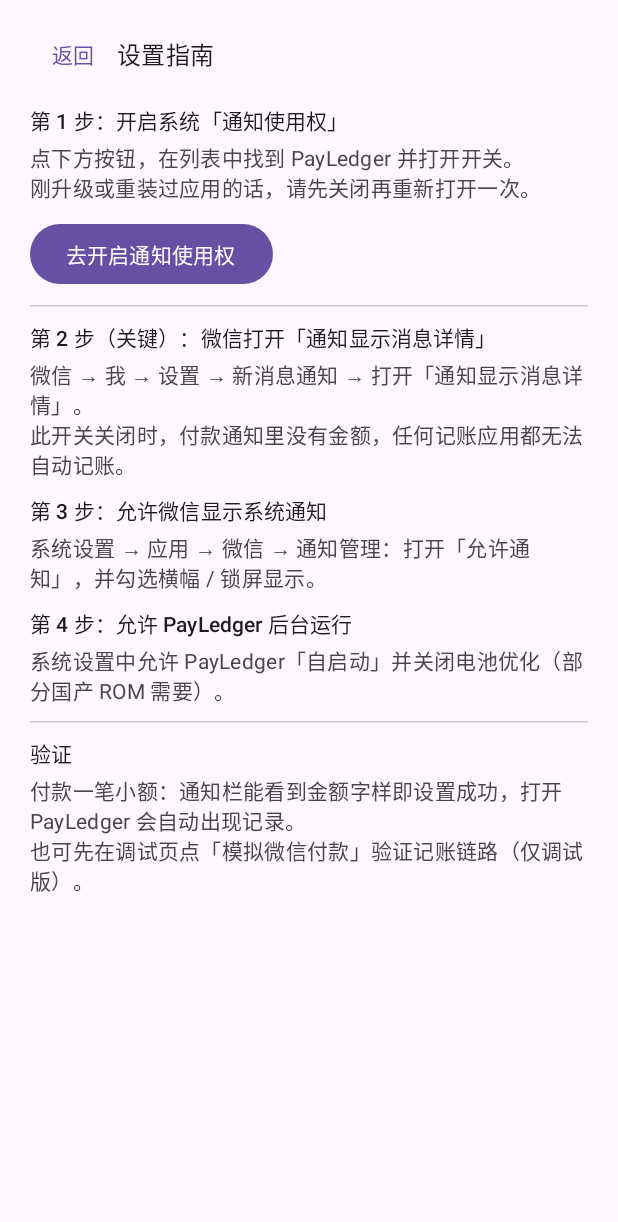
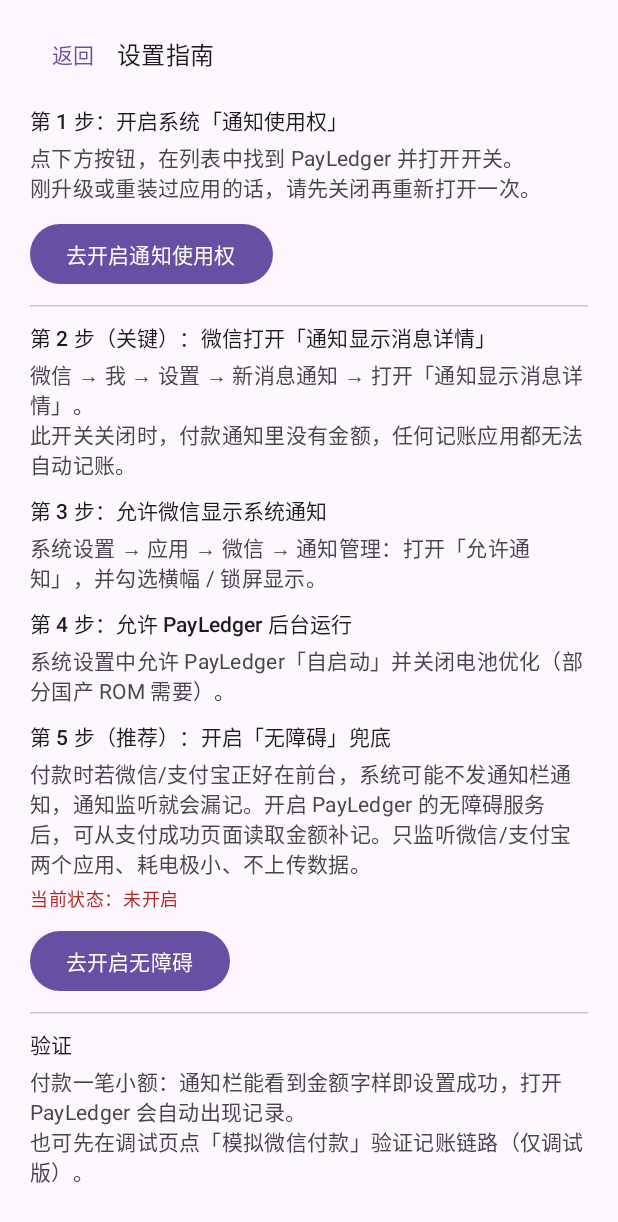
Before and after one commit to 163zhanghao163/pay-ledger, an Android app built with Jetpack Compose: the composable HelpScreen shown on its own in the app's theme, on a phone screen of 412 x 824 dp. Shown: the top 1222 px of the screen. Run offline under Robolectric (Android 15) with nearby library versions, the phone set to English and light mode, and no system bars.

Commit message:
feat: 无障碍兜底+RemoteViews 文本提取双通道捕获，调试缓冲 7 天保留与手动清空（v0.5.0）
- RemoteViews：微信/支付宝自定义布局通知渲染视图树提取正文
- PaymentAccessibilityService：前台支付不发通知时读取支付成功页补记，
  仅监听微信/支付宝、窗口事件节流、节点上限，两通道共用解析与去重
- 调试缓冲仅内存：上限 30 条 + 最近 7 天自动过期 + 手动清空
- 帮助页第 5 步无障碍开启引导（含实时状态）

```diff
--- a/app/build.gradle.kts
+++ b/app/build.gradle.kts
@@ -13,8 +13,8 @@ android {
         applicationId = "com.zhaoyingqi.payledger"
         minSdk = 26
         targetSdk = 35
-        versionCode = 7
-        versionName = "0.4.3"
+        versionCode = 8
+        versionName = "0.5.0"
     }
 
     buildTypes {
--- a/app/src/main/java/com/zhaoyingqi/payledger/ui/screens/HelpScreen.kt
+++ b/app/src/main/java/com/zhaoyingqi/payledger/ui/screens/HelpScreen.kt
@@ -16,6 +16,10 @@ import androidx.compose.material3.MaterialTheme
 import androidx.compose.material3.Text
 import androidx.compose.material3.TextButton
 import androidx.compose.runtime.Composable
+import androidx.compose.runtime.getValue
+import androidx.compose.runtime.mutableStateOf
+import androidx.compose.runtime.remember
+import androidx.compose.runtime.setValue
 import androidx.compose.ui.Alignment
 import androidx.compose.ui.Modifier
 import androidx.compose.ui.platform.LocalContext
@@ -66,6 +70,36 @@ fun HelpScreen(onBack: () -> Unit) {
                 body = "系统设置中允许 PayLedger「自启动」并关闭电池优化（部分国产 ROM 需要）。",
             )
         }
+        item {
+            val context = LocalContext.current
+            var accEnabled by remember { mutableStateOf(checkAccessibility(context)) }
+            val lifecycleOwner = androidx.lifecycle.compose.LocalLifecycleOwner.current
+            androidx.compose.runtime.DisposableEffect(lifecycleOwner) {
+                val observer = androidx.lifecycle.LifecycleEventObserver { _, event ->
+                    if (event == androidx.lifecycle.Lifecycle.Event.ON_RESUME) accEnabled = checkAccessibility(context)
+                }
+                lifecycleOwner.lifecycle.addObserver(observer)
+                onDispose { lifecycleOwner.lifecycle.removeObserver(observer) }
+            }
+            Column {
+                Step(
+                    title = "第 5 步（推荐）：开启「无障碍」兜底",
+                    body = "付款时若微信/支付宝正好在前台，系统可能不发通知栏通知，通知监听就会漏记。" +
+                        "开启 PayLedger 的无障碍服务后，可从支付成功页面读取金额补记。" +
+                        "只监听微信/支付宝两个应用、耗电极小、不上传数据。",
+                )
+                Text(
+                    if (accEnabled) "当前状态：已开启 ✓" else "当前状态：未开启",
+                    style = MaterialTheme.typography.bodySmall,
+                    color = if (accEnabled) MaterialTheme.colorScheme.primary else MaterialTheme.colorScheme.error,
+                    modifier = Modifier.padding(top = 4.dp),
+                )
+                Button(
+                    onClick = { context.startActivity(Intent(Settings.ACTION_ACCESSIBILITY_SETTINGS)) },
+                    modifier = Modifier.padding(top = 8.dp),
+                ) { Text("去开启无障碍") }
+            }
+        }
         item { HorizontalDivider() }
         item {
             Step(
@@ -86,3 +120,9 @@ private fun Step(title: String, body: String) {
         Text(body, style = MaterialTheme.typography.bodyMedium, color = MaterialTheme.colorScheme.onSurfaceVariant)
     }
 }
+
+/** 检测本应用的无障碍服务是否已开启（返回到本页时经 ON_RESUME 刷新）。 */
+private fun checkAccessibility(context: android.content.Context): Boolean {
+    val enabled = Settings.Secure.getString(context.contentResolver, Settings.Secure.ENABLED_ACCESSIBILITY_SERVICES)
+    return enabled?.contains(context.packageName) == true
+}
--- a/app/src/main/res/values/strings.xml
+++ b/app/src/main/res/values/strings.xml
@@ -1 +1,5 @@
-<resources><string name="app_name">PayLedger</string></resources>
+<resources>
+    <string name="app_name">PayLedger</string>
+    <string name="accessibility_label">PayLedger 记账兜底</string>
+    <string name="accessibility_desc">只在收到微信/支付宝的界面变化时读取其支付成功页面的金额，用于通知未弹出时补记。不读取其他应用内容，不上传任何数据。</string>
+</resources>
```
Also changed, not shown: app/src/main/AndroidManifest.xml (+14 -0 lines), app/src/main/java/com/zhaoyingqi/payledger/notification/NotificationLedgerService.kt (+32 -2 lines), app/src/main/java/com/zhaoyingqi/payledger/notification/NotificationRingBuffer.kt (+20 -4 lines), app/src/main/java/com/zhaoyingqi/payledger/notification/PaymentAccessibilityService.kt (added, +93 -0 lines), app/src/main/java/com/zhaoyingqi/payledger/ui/screens/DebugPreviewScreen.kt (+7 -2 lines), app/src/main/res/xml/accessibility_service_config.xml (added, +9 -0 lines), 1 other file.
